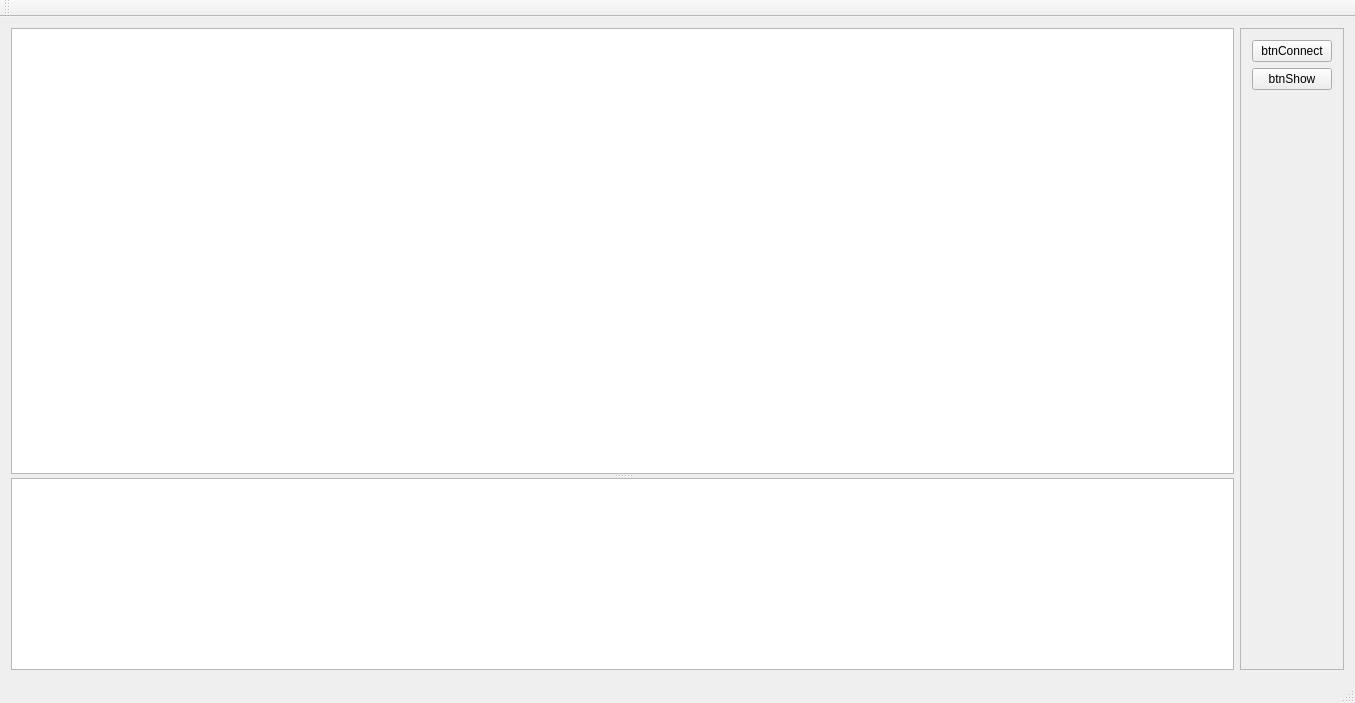
adeccscholar/Test_Metadata_Creator, file src/DictionaryTest/TestMain.ui: the form before one commit.
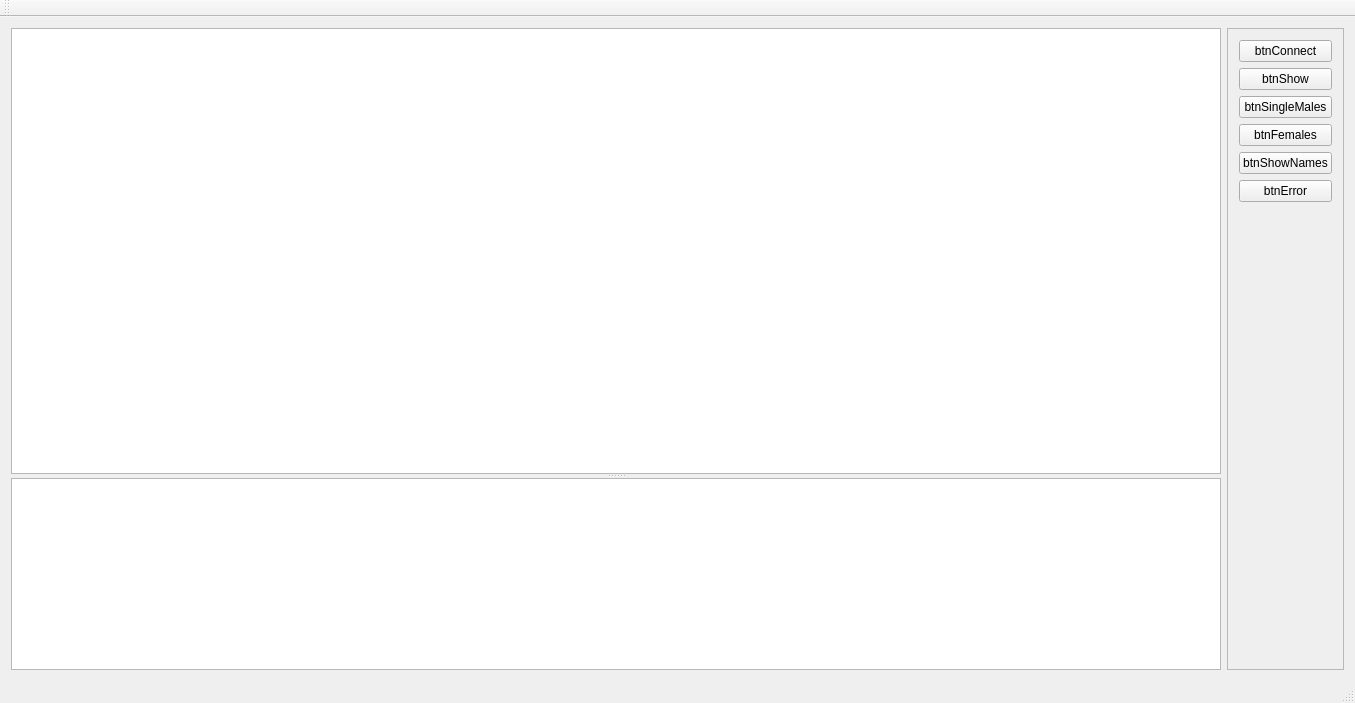
The form after the commit.

```diff
--- a/src/DictionaryTest/TestMain.ui
+++ b/src/DictionaryTest/TestMain.ui
@@ -79,6 +79,34 @@
          </property>
         </widget>
        </item>
+       <item>
+        <widget class="QPushButton" name="btnSingleMales">
+         <property name="text">
+          <string>btnSingleMales</string>
+         </property>
+        </widget>
+       </item>
+       <item>
+        <widget class="QPushButton" name="btnFemales">
+         <property name="text">
+          <string>btnFemales</string>
+         </property>
+        </widget>
+       </item>
+       <item>
+        <widget class="QPushButton" name="btnShowNames">
+         <property name="text">
+          <string>btnShowNames</string>
+         </property>
+        </widget>
+       </item>
+       <item>
+        <widget class="QPushButton" name="btnError">
+         <property name="text">
+          <string>btnError</string>
+         </property>
+        </widget>
+       </item>
        <item>
         <spacer name="verticalSpacer">
          <property name="orientation">
```
Left out of the diff: 10 changed lines with no effect on the pictures.
